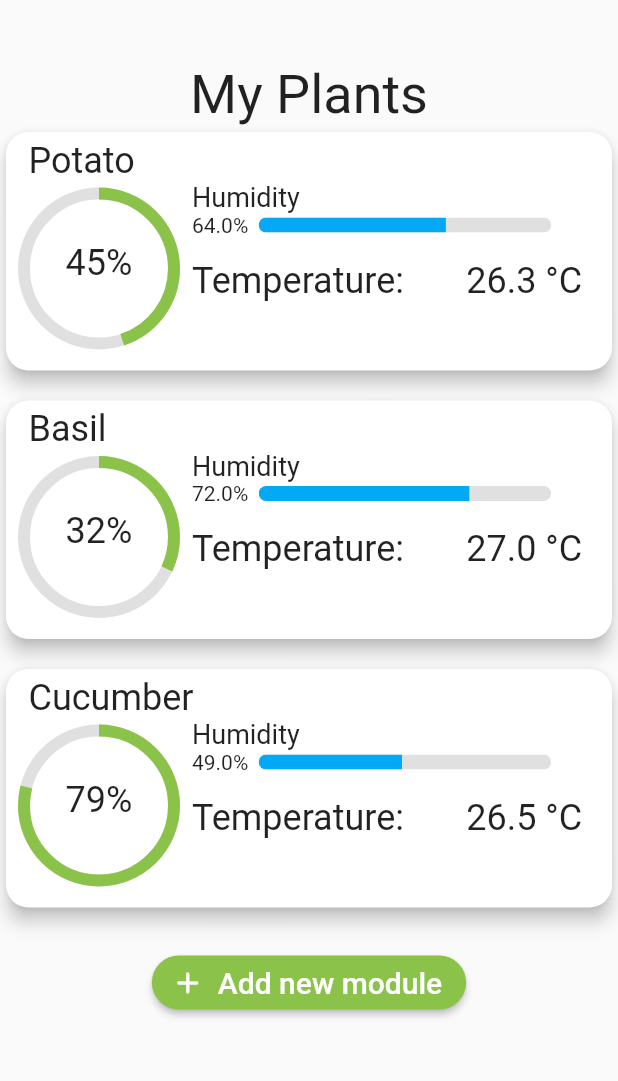
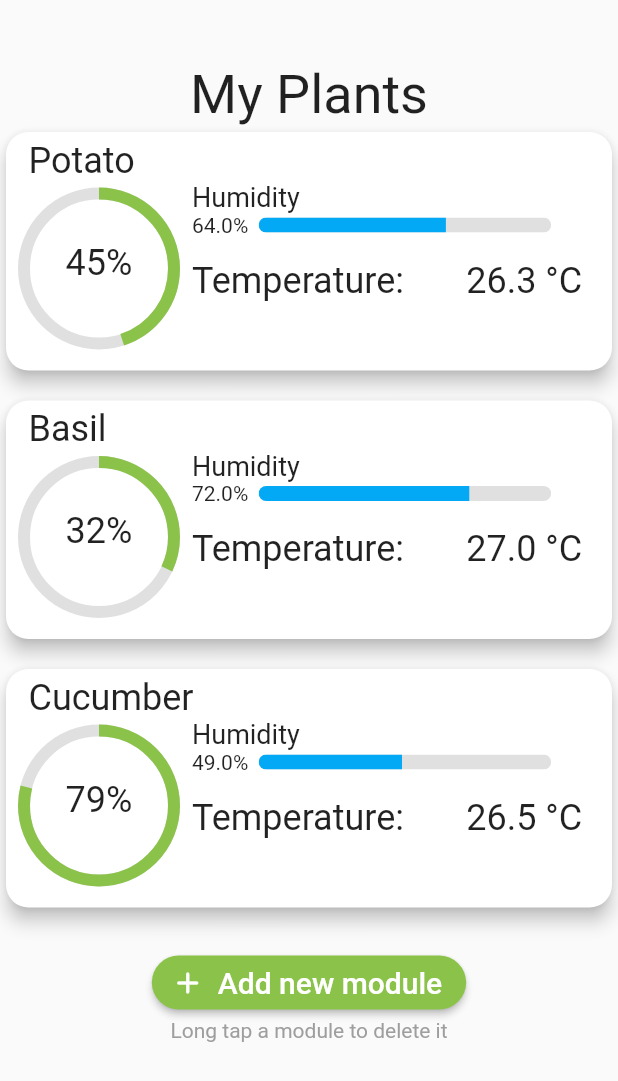
Before and after one commit to davidp-ro/aaaoleu, a Flutter app: the screen it shows after launch, on a phone screen of 412 x 824 dp. Shown: the top 1081 px of the screen. Run offline on Flutter 3.47's test engine with Material 2 defaults, Android fonts, the phone set to English and light mode, and no system bars; our stand-ins replace google_fonts, shared_preferences; Roboto replaces fonts that are missing (Mukta).

Commit message:
Remove a module

```diff
--- a/lib/main.dart
+++ b/lib/main.dart
@@ -118,6 +118,16 @@ class _HomePageState extends State<HomePage> {
                         temp: module.temperature,
                         lightOn: module.lightOn,
                         pH: module.pH,
+                        onLongPress: () {
+                          final modules =
+                              context.read<ModuleProvider>().results;
+                          modules.removeAt(index);
+                          context.read<ModuleProvider>().results = modules;
+
+                          ScaffoldMessenger.of(context).showSnackBar(
+                            const SnackBar(content: Text("Deleted module")),
+                          );
+                        },
                       );
                     },
                   ),
@@ -164,6 +174,10 @@ class _HomePageState extends State<HomePage> {
                       ),
                     ),
                   ),
+                  const Text(
+                    "Long tap a module to delete it",
+                    style: TextStyle(color: Colors.grey),
+                  ),
                   const SizedBox(height: 36),
                 ],
               ),
--- a/lib/plantcard.dart
+++ b/lib/plantcard.dart
@@ -4,6 +4,8 @@ class PlantCard extends StatefulWidget {
   final String title;
   final double temp, humidity, growth, pH, targetpH;
   final bool lightOn;
+  final GestureTapCallback onLongPress;
+
   const PlantCard({
     Key? key,
     this.title = "MODULE",
@@ -13,6 +15,7 @@ class PlantCard extends StatefulWidget {
     this.lightOn = true,
     required this.pH,
     this.targetpH = 7,
+    required this.onLongPress,
   }) : super(key: key);
 
   @override
@@ -25,6 +28,7 @@ class _PlantCardState extends State<PlantCard> {
     return Padding(
       padding: const EdgeInsets.only(bottom: 12.0),
       child: GestureDetector(
+        onLongPress: widget.onLongPress,
         onTap: () {
           showDialog(
               context: context,
```
